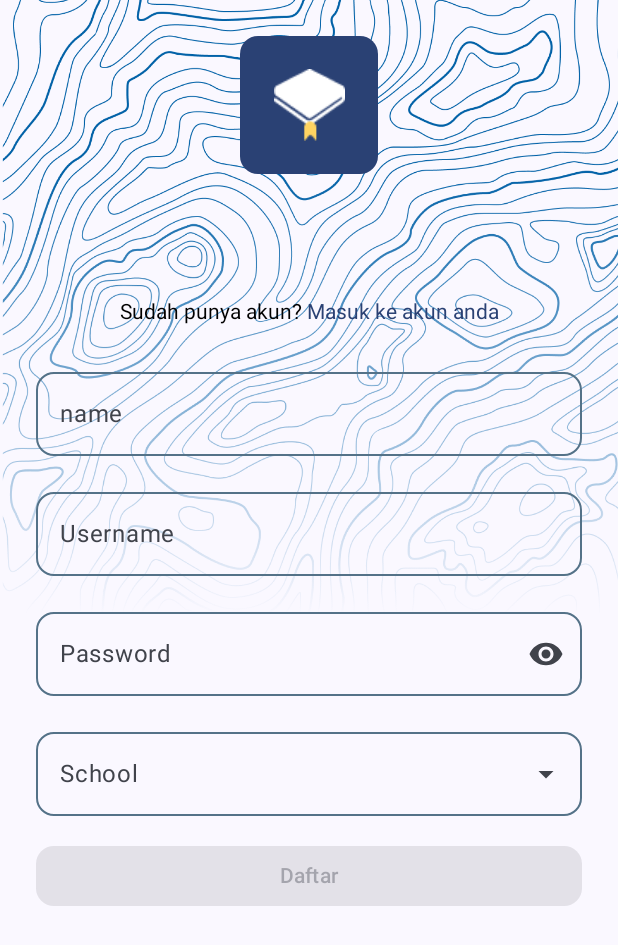
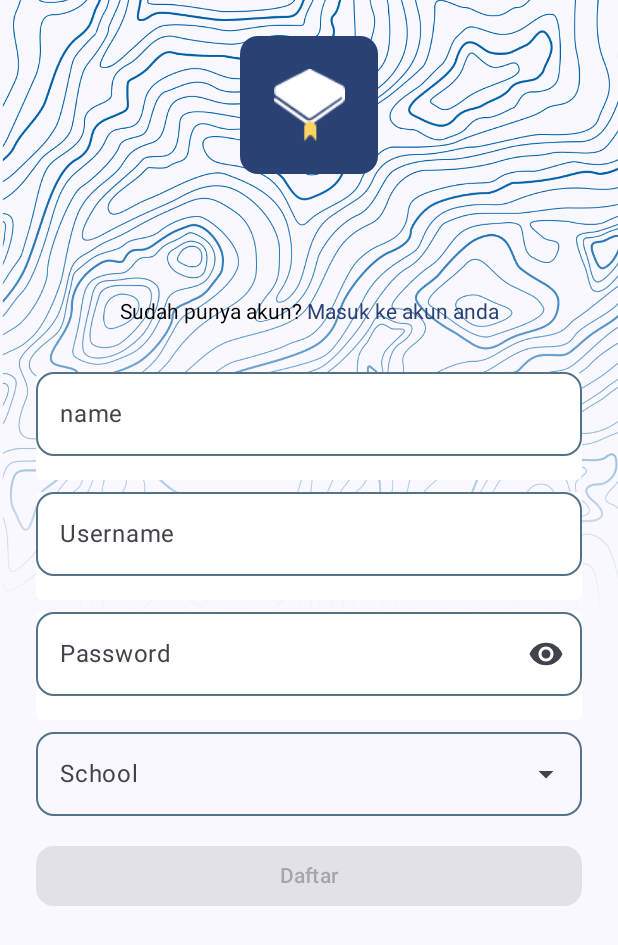
Before and after one commit to SeptAlfauzan/student-helpcare-app, an Android app built with Jetpack Compose: the SignUpView screen opened through its navigation route, on a phone screen of 412 x 824 dp. Shown: the top 945 px of the screen. Run offline under Robolectric (Android 15) with nearby library versions, the phone set to English and light mode, and no system bars; our stand-ins replace Dagger/Hilt's generated code, Firebase (no records; nobody signed in at launch, a user with empty details on screens opened directly); network calls fail; 1 statement that could not run was skipped.

Commit message:
update: add background to TextInput

```diff
--- a/app/src/main/java/com/kudos/studenthelpcare/core/StudentHelpcareApp.kt
+++ b/app/src/main/java/com/kudos/studenthelpcare/core/StudentHelpcareApp.kt
@@ -16,6 +16,7 @@ import androidx.compose.runtime.Composable
 import androidx.compose.runtime.collectAsState
 import androidx.compose.runtime.getValue
 import androidx.compose.ui.Modifier
+import androidx.compose.ui.graphics.Color
 import androidx.compose.ui.unit.dp
 import androidx.navigation.NavHostController
 import androidx.navigation.compose.NavHost
@@ -60,7 +61,7 @@ fun StudentHelpcareApp(
                             contentDescription = "Back"
                         )
                     }
-                }
+                },
             )
         },
         floatingActionButton = {
--- /dev/null
+++ b/app/src/main/java/com/kudos/studenthelpcare/core/presentation/widgets/OutlinedTextFieldBackground.kt
@@ -0,0 +1,34 @@
+package com.kudos.studenthelpcare.core.presentation.widgets
+
+import android.graphics.Color
+import androidx.compose.foundation.background
+import androidx.compose.foundation.layout.Box
+import androidx.compose.foundation.layout.padding
+import androidx.compose.foundation.shape.RoundedCornerShape
+import androidx.compose.runtime.Composable
+import androidx.compose.ui.Modifier
+import androidx.compose.ui.unit.dp
+
+
+@Composable
+fun OutlinedTextFieldBackground(
+    color: androidx.compose.ui.graphics.Color,
+    content: @Composable () -> Unit
+) {
+    // This box just wraps the background and the OutlinedTextField
+    Box {
+        // This box works as background
+        Box(
+            modifier = Modifier
+                .matchParentSize()
+                .padding(top = 8.dp) // adding some space to the label
+                .background(
+                    color,
+                    // rounded corner to match with the OutlinedTextField
+                    shape = RoundedCornerShape(4.dp)
+                )
+        )
+        // OutlineTextField will be the content...
+        content()
+    }
+}
--- a/app/src/main/java/com/kudos/studenthelpcare/core/presentation/widgets/TextInput.kt
+++ b/app/src/main/java/com/kudos/studenthelpcare/core/presentation/widgets/TextInput.kt
@@ -1,10 +1,10 @@
 package com.kudos.studenthelpcare.core.presentation.widgets
 
+import androidx.compose.foundation.background
+import androidx.compose.foundation.layout.padding
+import androidx.compose.foundation.shape.RoundedCornerShape
 import androidx.compose.foundation.text.KeyboardOptions
 import androidx.compose.material.icons.Icons
-import androidx.compose.material.icons.filled.Favorite
-import androidx.compose.material.icons.filled.FavoriteBorder
-import androidx.compose.material.icons.filled.RemoveRedEye
 import androidx.compose.material.icons.filled.Visibility
 import androidx.compose.material.icons.filled.VisibilityOff
 import androidx.compose.material3.Icon
@@ -22,6 +22,7 @@ import androidx.compose.ui.graphics.Color
 import androidx.compose.ui.text.input.KeyboardType
 import androidx.compose.ui.text.input.PasswordVisualTransformation
 import androidx.compose.ui.text.input.VisualTransformation
+import androidx.compose.ui.unit.dp
 import com.kudos.studenthelpcare.ui.theme.Rounded12
 
 @Composable
@@ -35,6 +36,8 @@ fun TextInput(
     var peekPassword by remember {
         mutableStateOf(!isSecure)
     }
+    OutlinedTextFieldBackground(color = Color.White) {
+
         OutlinedTextField(
             shape = Rounded12,
             label = {
@@ -47,6 +50,7 @@ fun TextInput(
                 focusedBorderColor = Color(0xFF547288),
                 unfocusedBorderColor = Color(0xFF547288),
             ),
+
             trailingIcon = {
                 if (isSecure) IconButton(onClick = { peekPassword = !peekPassword }) {
                     Icon(
@@ -60,3 +64,4 @@ fun TextInput(
             modifier = modifier
         )
     }
+}
```
Lines whose indentation alone changed are shown as unchanged.
